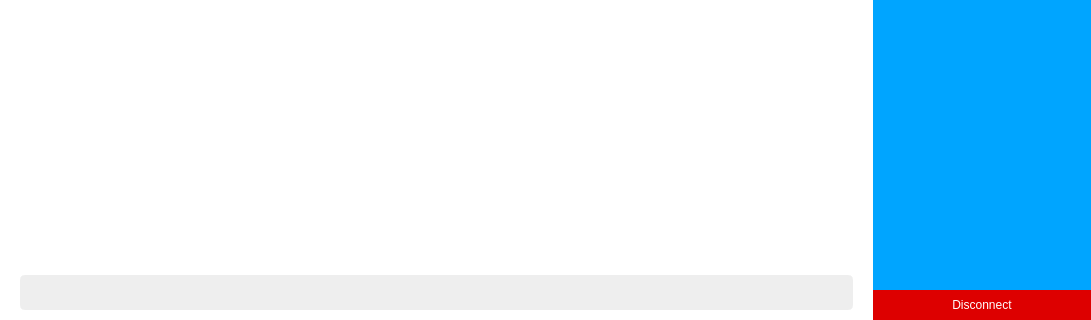
The window that responsive.ui (JopaXd/chat-app) describes before a commit, drawn with Qt 5; both pictures show x 0 to 1091 and y 268 to 588 of the 1091 by 588 pixel window.
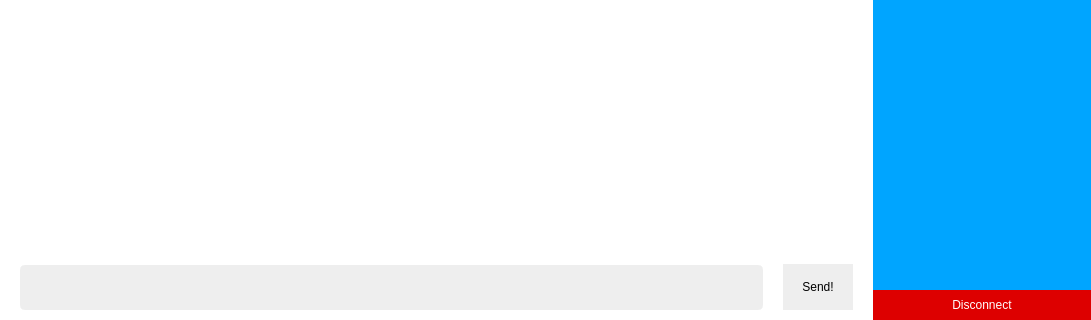
The same window after the commit. The open tabs and pages were chosen to show the change.

Commit message: Fixed some things, moved some things, and finally added chat functionality. The ui class generated by pyqt should not be overwritten. Instead you should make a class that inherits it. More about that here: https://stackoverflow.com/questions/55257343/qobjectsetparent-cannot-set-parent-new-parent-is-in-a-different-thread-in-py

The edit to the form file:
```diff
--- a/responsive.ui
+++ b/responsive.ui
@@ -251,7 +251,7 @@
             <number>0</number>
            </property>
            <item>
-            <layout class="QVBoxLayout" name="chatVerticalContainer">
+            <layout class="QVBoxLayout" name="chatVerticalContainer" stretch="9,1">
              <property name="spacing">
               <number>0</number>
              </property>
@@ -274,7 +274,7 @@
                   <x>0</x>
                   <y>0</y>
                   <width>871</width>
-                  <height>521</height>
+                  <height>509</height>
                  </rect>
                 </property>
                 <layout class="QVBoxLayout" name="verticalLayout"/>
@@ -282,11 +282,16 @@
               </widget>
              </item>
              <item>
+              <layout class="QHBoxLayout" name="chatFieldContainer">
+               <property name="spacing">
+                <number>0</number>
+               </property>
+               <item>
               <widget class="QTextEdit" name="messageTextEdit">
                <property name="maximumSize">
                 <size>
-                 <width>3000</width>
-                 <height>65</height>
+                   <width>16777215</width>
+                   <height>75</height>
                 </size>
                </property>
                <property name="styleSheet">
@@ -301,6 +306,45 @@
 margin-top:20px;</string>
                </property>
               </widget>
+               </item>
+               <item>
+                <widget class="QPushButton" name="sendBtn">
+                 <property name="minimumSize">
+                  <size>
+                   <width>70</width>
+                   <height>20</height>
+                  </size>
+                 </property>
+                 <property name="maximumSize">
+                  <size>
+                   <width>16000000</width>
+                   <height>55</height>
+                  </size>
+                 </property>
+                 <property name="styleSheet">
+                  <string notr="true">border:none;
+background:#eeeeee;
+margin-top:9px;</string>
+                 </property>
+                 <property name="text">
+                  <string>Send!</string>
+                 </property>
+                </widget>
+               </item>
+               <item>
+                <spacer name="chatFieldSpacer">
+                 <property name="orientation">
+                  <enum>Qt::Vertical</enum>
+                 </property>
+                 <property name="sizeHint" stdset="0">
+                  <size>
+                   <width>20</width>
+                   <height>40</height>
+                  </size>
+                 </property>
+                </spacer>
+               </item>
+              </layout>
              </item>
             </layout>
            </item>
```
Lines whose indentation alone changed are shown as unchanged. The commit also changes 1 other file.
